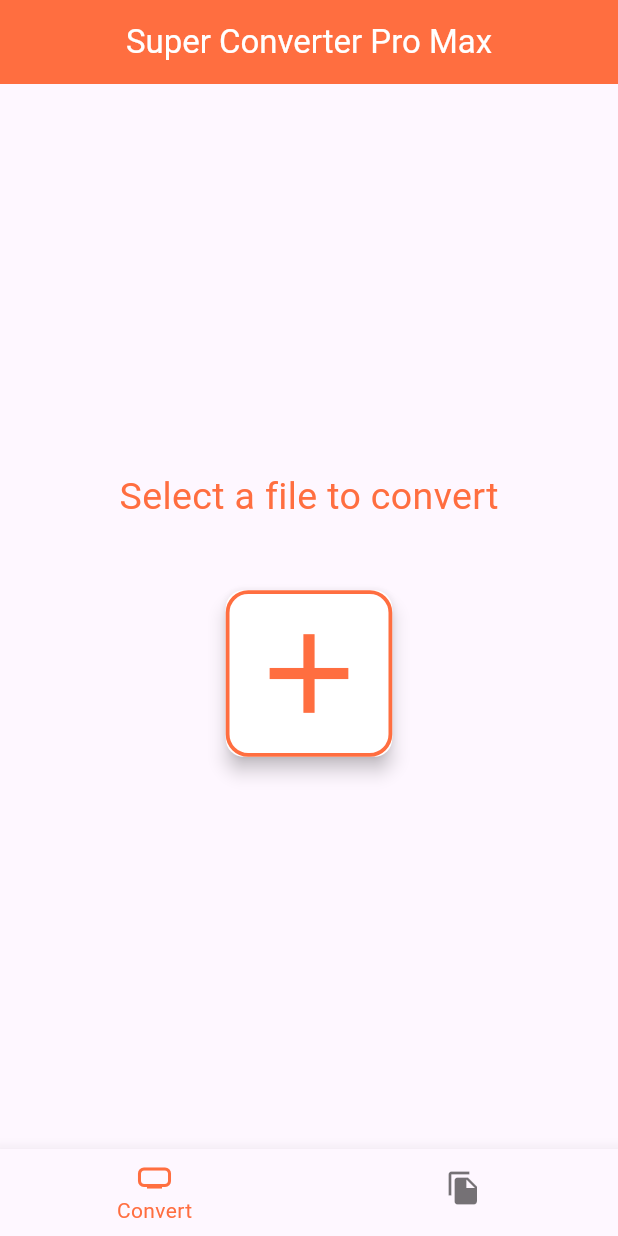
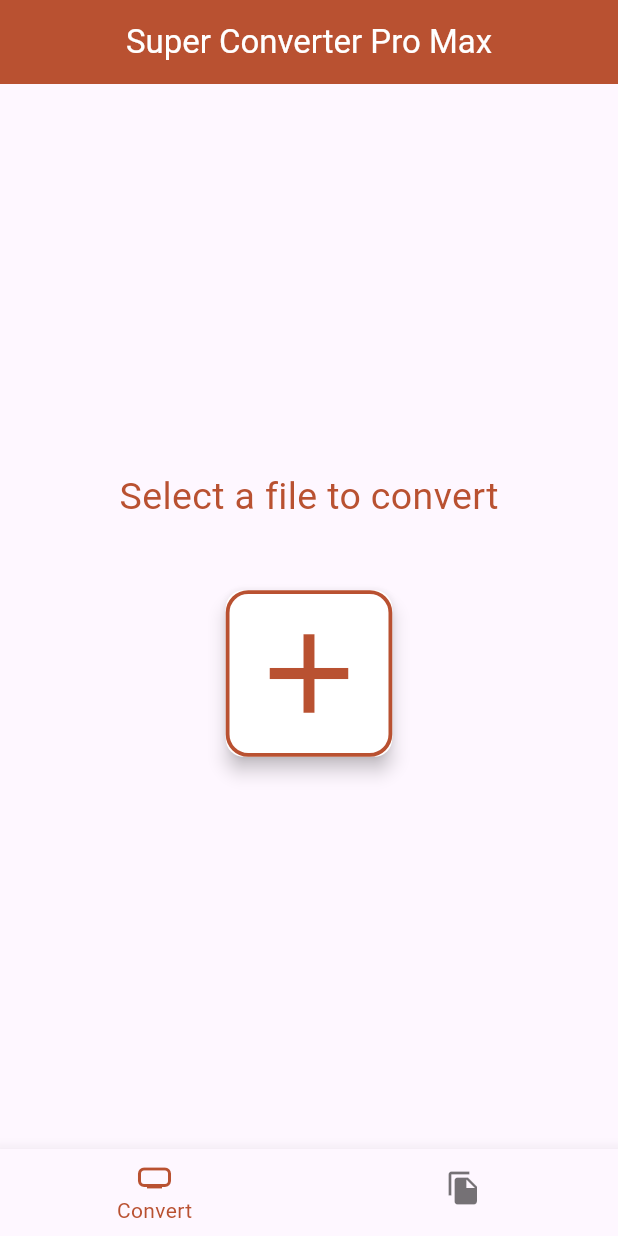
Before and after one commit to janWICKEDpro/file_converter, a Flutter app: the screen it shows after launch, on a phone screen of 412 x 824 dp. Run offline on Flutter 3.47's test engine with Material 2 defaults, Android fonts, the phone set to English and light mode, and no system bars; our stand-ins replace bloc, dio, file_picker, flutter_bloc, permission_handler.

Commit message:
some modifications to be tested

```diff
--- a/lib/constants/props.dart
+++ b/lib/constants/props.dart
@@ -1,7 +1,7 @@
 import 'package:file_converter/constants/enums.dart';
 import 'package:flutter/material.dart';
 
-const primaryColor = Colors.deepOrangeAccent;
+const primaryColor = Color.fromARGB(255, 185, 81, 49);
 
 const Map<FileExtensions, String> icons = {
   FileExtensions.docx: "assets/images/docx.ico",
```
